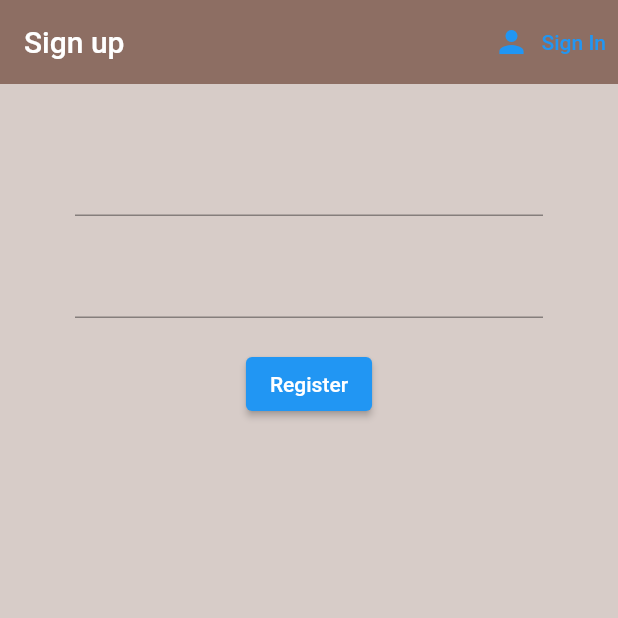
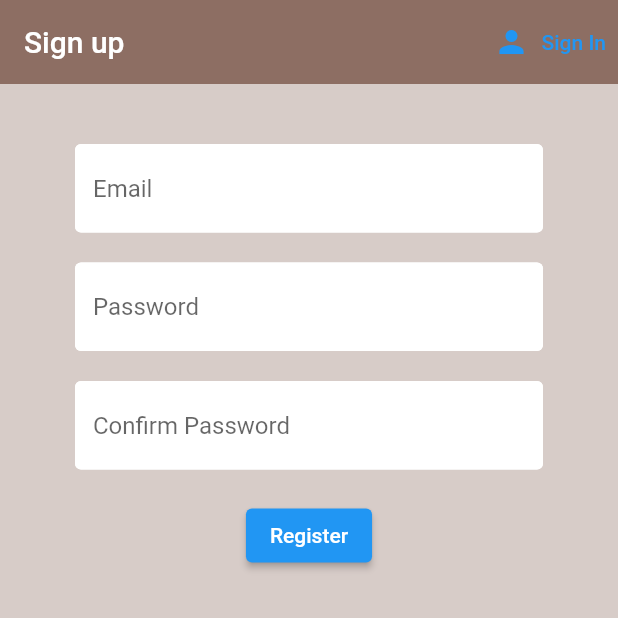
Before and after one commit to JoshuaBiswas/TrendHubMobile, a Flutter app: the screen it shows after launch, after a tap on "Register", on a phone screen of 412 x 824 dp, the top half of it. Run offline on Flutter 3.47's test engine with Material 2 defaults, Android fonts, the phone set to English and light mode, and no system bars; our stand-ins replace cloud_firestore, firebase_auth, firebase_core; accounts and stored records are empty.

Commit message:
Add confirm password text field to register screen

```diff
--- a/application/lib/screens/authenticate/register.dart
+++ b/application/lib/screens/authenticate/register.dart
@@ -1,4 +1,5 @@
 import 'package:application/services/auth.dart';
+import 'package:application/shared/constants.dart';
 import 'package:flutter/material.dart';
 
 class Register extends StatefulWidget {
@@ -14,6 +15,7 @@ class _RegisterState extends State<Register> {
 
   String email = '';
   String password = '';
+  String confirmPassword = '';
   String error = '';
 
   @override
@@ -38,20 +40,40 @@ class _RegisterState extends State<Register> {
         child: Form(
             key: _formKey,
             child: Column(children: <Widget>[
+              //Email Field
               const SizedBox(height: 20.0),
               TextFormField(
+                  decoration: textInputDecoration.copyWith(hintText: "Email"),
                   validator: (val) => val!.isEmpty ? 'Enter an email' : null,
                   onChanged: (val) {
                     setState(() => email = val);
                   }),
+
+              //Password Field
               const SizedBox(height: 20.0),
               TextFormField(
+                  decoration:
+                      textInputDecoration.copyWith(hintText: "Password"),
                   validator: (val) =>
                       val!.length < 6 ? 'Enter a password 6+ chars long' : null,
                   obscureText: true,
                   onChanged: (val) {
                     setState(() => password = val);
                   }),
+
+              //Confirm password Field
+              const SizedBox(height: 20.0),
+              TextFormField(
+                  decoration: textInputDecoration.copyWith(
+                      hintText: "Confirm Password"),
+                  validator: (val) =>
+                      val != password ? 'Please put the same password' : null,
+                  obscureText: true,
+                  onChanged: (val) {
+                    setState(() => confirmPassword = val);
+                  }),
+
+              //Register button
               const SizedBox(height: 20.0),
               ElevatedButton(
                   child: const Text(
@@ -67,6 +89,8 @@ class _RegisterState extends State<Register> {
                       } else {}
                     }
                   }),
+
+              //Error text field. Emmpty be default
               const SizedBox(height: 12.0),
               Text(
                 error,
--- a/application/lib/screens/authenticate/sign_in.dart
+++ b/application/lib/screens/authenticate/sign_in.dart
@@ -1,4 +1,5 @@
 import 'package:application/services/auth.dart';
+import 'package:application/shared/constants.dart';
 import 'package:flutter/material.dart';
 
 class SignIn extends StatefulWidget {
@@ -40,12 +41,15 @@ class _SignInState extends State<SignIn> {
             child: Column(children: <Widget>[
               SizedBox(height: 20.0),
               TextFormField(
+                  decoration: textInputDecoration.copyWith(hintText: "Email"),
                   validator: (val) => val!.isEmpty ? "Enter an emai" : null,
                   onChanged: (val) {
                     setState(() => email = val);
                   }),
               SizedBox(height: 20.0),
               TextFormField(
+                  decoration:
+                      textInputDecoration.copyWith(hintText: "Password"),
                   obscureText: true,
                   validator: (val) =>
                       val!.length < 6 ? "Enter a password 6+ chars long" : null,
--- a/application/lib/services/auth.dart
+++ b/application/lib/services/auth.dart
@@ -1,4 +1,5 @@
 import 'package:application/models/user.dart';
+import 'package:application/services/database.dart';
 import 'package:firebase_auth/firebase_auth.dart' as fb;
 
 class AuthService {
@@ -42,6 +43,10 @@ class AuthService {
       fb.UserCredential result = await _auth.createUserWithEmailAndPassword(
           email: email, password: password);
       fb.User? user = result.user;
+
+      await DatabaseService(uid: user!.uid)
+          .updateUserUsername(username: "blank");
+
       return _userFromFireBaseUser(user);
     } catch (e) {
       print(e.toString());
--- /dev/null
+++ b/application/lib/services/database.dart
@@ -0,0 +1,16 @@
+import 'package:cloud_firestore/cloud_firestore.dart';
+
+class DatabaseService {
+  final String uid;
+  DatabaseService({required this.uid});
+
+  // collection reference
+  final CollectionReference userCollection =
+      FirebaseFirestore.instance.collection('users');
+
+  Future updateUserUsername({required String username}) async {
+    return await userCollection.doc(uid).set({
+      username: username,
+    });
+  }
+}
--- /dev/null
+++ b/application/lib/shared/constants.dart
@@ -0,0 +1,10 @@
+import 'package:flutter/material.dart';
+
+const textInputDecoration = InputDecoration(
+  fillColor: Colors.white,
+  filled: true,
+  enabledBorder: OutlineInputBorder(
+      borderSide: BorderSide(color: Colors.white, width: 2.0)),
+  focusedBorder: OutlineInputBorder(
+      borderSide: BorderSide(color: Colors.pink, width: 2.0)),
+);
--- a/application/pubspec.yaml
+++ b/application/pubspec.yaml
@@ -39,6 +39,7 @@ dependencies:
   firebase_core: ^2.16.0
   firebase_auth: ^4.10.0
   provider: ^6.0.5
+  cloud_firestore: ^4.9.2
 
 dev_dependencies:
   flutter_test:
```
Also changed, not shown: application/pubspec.lock, 2 other files.
